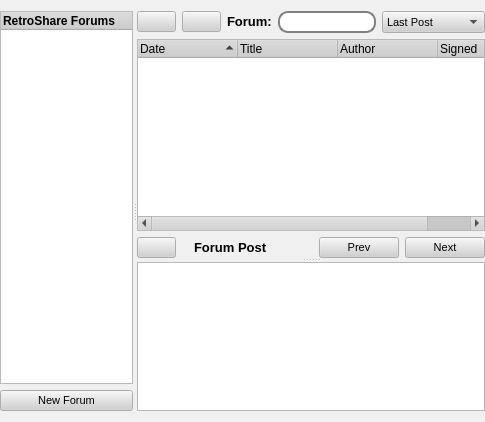
Above: retroshare-gui/src/gui/ForumsDialog.ui from RetroShare/RetroShare before the change. Below: the same form after it.
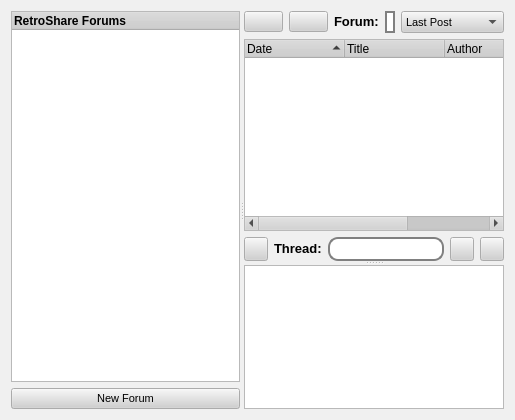
That is the form after the change. Icons and pictures are not drawn.

Commit message: Added to Display the selected Posts Thread Title

What changed in the file:
```diff
--- a/retroshare-gui/src/gui/ForumsDialog.ui
+++ b/retroshare-gui/src/gui/ForumsDialog.ui
@@ -6,14 +6,14 @@
    <rect>
     <x>0</x>
     <y>0</y>
-    <width>485</width>
-    <height>422</height>
+    <width>515</width>
+    <height>420</height>
    </rect>
   </property>
   <property name="sizePolicy">
    <sizepolicy hsizetype="Preferred" vsizetype="Expanding">
     <horstretch>0</horstretch>
-    <verstretch>0</verstretch>
+    <verstretch>2</verstretch>
    </sizepolicy>
   </property>
   <property name="minimumSize">
@@ -505,28 +505,37 @@
   <property name="contextMenuPolicy">
    <enum>Qt::DefaultContextMenu</enum>
   </property>
-  <layout class="QGridLayout">
-   <property name="leftMargin">
-    <number>0</number>
-   </property>
-   <property name="rightMargin">
-    <number>0</number>
-   </property>
+  <layout class="QGridLayout" name="gridLayout_3">
    <item row="0" column="0">
     <widget class="QSplitter" name="splitter">
      <property name="orientation">
       <enum>Qt::Horizontal</enum>
      </property>
-     <widget class="QWidget" name="layoutWidget">
-      <layout class="QVBoxLayout">
+     <widget class="QWidget" name="">
+      <layout class="QVBoxLayout" name="verticalLayout">
        <item>
         <widget class="QTreeWidget" name="forumTreeWidget">
+         <property name="enabled">
+          <bool>true</bool>
+         </property>
          <property name="sizePolicy">
           <sizepolicy hsizetype="Preferred" vsizetype="Expanding">
            <horstretch>0</horstretch>
            <verstretch>0</verstretch>
           </sizepolicy>
          </property>
+         <property name="minimumSize">
+          <size>
+           <width>0</width>
+           <height>0</height>
+          </size>
+         </property>
+         <property name="sizeIncrement">
+          <size>
+           <width>0</width>
+           <height>0</height>
+          </size>
+         </property>
          <property name="font">
           <font>
            <pointsize>9</pointsize>
@@ -563,8 +572,8 @@
        <enum>Qt::Vertical</enum>
       </property>
       <widget class="QWidget" name="layoutWidget">
-       <layout class="QVBoxLayout">
-        <item>
+       <layout class="QGridLayout" name="gridLayout_2">
+        <item row="0" column="0">
          <layout class="QHBoxLayout">
           <item>
            <widget class="QPushButton" name="newthreadButton">
@@ -689,7 +698,7 @@
           </item>
          </layout>
         </item>
-        <item>
+        <item row="1" column="0">
          <widget class="QTreeWidget" name="threadTreeWidget">
           <property name="font">
            <font>
@@ -724,79 +733,82 @@
           </column>
          </widget>
         </item>
-        <item>
-         <layout class="QHBoxLayout">
-          <item>
-           <layout class="QGridLayout">
-            <property name="margin">
-             <number>0</number>
-            </property>
-            <property name="spacing">
-             <number>6</number>
-            </property>
-            <item row="0" column="1">
-             <widget class="QLabel" name="label_8">
-              <property name="text">
-               <string/>
-              </property>
-              <property name="pixmap">
-               <pixmap resource="images.qrc">:/images/attachment.png</pixmap>
-              </property>
-             </widget>
-            </item>
-            <item row="0" column="2">
-             <widget class="QLabel" name="label_3">
-              <property name="text">
-               <string>&lt;html&gt;&lt;head&gt;&lt;meta name=&quot;qrichtext&quot; content=&quot;1&quot; /&gt;&lt;style type=&quot;text/css&quot;&gt;
-p, li { white-space: pre-wrap; }
-&lt;/style&gt;&lt;/head&gt;&lt;body style=&quot; font-family:'Arial'; font-size:8pt; font-weight:400; font-style:normal;&quot;&gt;
-&lt;p style=&quot; margin-top:0px; margin-bottom:0px; margin-left:0px; margin-right:0px; -qt-block-indent:0; text-indent:0px;&quot;&gt;&lt;span style=&quot; font-size:10pt; font-weight:600;&quot;&gt;Forum Post&lt;/span&gt;&lt;/p&gt;&lt;/body&gt;&lt;/html&gt;</string>
-              </property>
-             </widget>
-            </item>
-            <item row="0" column="3">
-             <widget class="QLabel" name="filesText_2">
-              <property name="font">
-               <font>
-                <pointsize>10</pointsize>
-                <italic>true</italic>
-               </font>
-              </property>
-              <property name="text">
-               <string/>
-              </property>
-             </widget>
-            </item>
-            <item row="0" column="0">
-             <widget class="QPushButton" name="expandButton">
-              <property name="text">
-               <string/>
-              </property>
-              <property name="icon">
-               <iconset resource="images.qrc">
-                <normaloff>:/images/edit_remove24.png</normaloff>:/images/edit_remove24.png</iconset>
-              </property>
-             </widget>
-            </item>
-           </layout>
-          </item>
-          <item>
-           <spacer>
-            <property name="orientation">
-             <enum>Qt::Horizontal</enum>
-            </property>
-            <property name="sizeHint" stdset="0">
+        <item row="2" column="0">
+         <layout class="QGridLayout" name="gridLayout">
+          <item row="0" column="0">
+           <widget class="QPushButton" name="expandButton">
+            <property name="maximumSize">
              <size>
-              <width>351</width>
-              <height>20</height>
+              <width>24</width>
+              <height>24</height>
              </size>
             </property>
-           </spacer>
+            <property name="text">
+             <string/>
+            </property>
+            <property name="icon">
+             <iconset resource="images.qrc">
+              <normaloff>:/images/edit_remove24.png</normaloff>:/images/edit_remove24.png</iconset>
+            </property>
+           </widget>
           </item>
-          <item>
+          <item row="0" column="1">
+           <widget class="QLabel" name="threadlabel">
+            <property name="sizePolicy">
+             <sizepolicy hsizetype="Fixed" vsizetype="Preferred">
+              <horstretch>0</horstretch>
+              <verstretch>0</verstretch>
+             </sizepolicy>
+            </property>
+            <property name="text">
+             <string>&lt;!DOCTYPE HTML PUBLIC &quot;-//W3C//DTD HTML 4.0//EN&quot; &quot;http://www.w3.org/TR/REC-html40/strict.dtd&quot;&gt;
+&lt;html&gt;&lt;head&gt;&lt;meta name=&quot;qrichtext&quot; content=&quot;1&quot; /&gt;&lt;style type=&quot;text/css&quot;&gt;
+p, li { white-space: pre-wrap; }
+&lt;/style&gt;&lt;/head&gt;&lt;body style=&quot; font-family:'Arial'; font-size:8pt; font-weight:400; font-style:normal;&quot;&gt;
+&lt;p style=&quot; margin-top:0px; margin-bottom:0px; margin-left:0px; margin-right:0px; -qt-block-indent:0; text-indent:0px;&quot;&gt;&lt;span style=&quot; font-size:10pt; font-weight:600;&quot;&gt;Thread:&lt;/span&gt;&lt;/p&gt;&lt;/body&gt;&lt;/html&gt;</string>
+            </property>
+           </widget>
+          </item>
+          <item row="0" column="2">
+           <widget class="QLabel" name="threadTitle">
+            <property name="sizePolicy">
+             <sizepolicy hsizetype="Preferred" vsizetype="Preferred">
+              <horstretch>0</horstretch>
+              <verstretch>0</verstretch>
+             </sizepolicy>
+            </property>
+            <property name="styleSheet">
+             <string notr="true">QLabel{border: 2px solid grey;
+border-radius: 10px;
+background: white;}</string>
+            </property>
+            <property name="text">
+             <string/>
+            </property>
+           </widget>
+          </item>
+          <item row="0" column="3">
            <widget class="QPushButton" name="pushButton_2">
+            <property name="sizePolicy">
+             <sizepolicy hsizetype="Minimum" vsizetype="Fixed">
+              <horstretch>0</horstretch>
+              <verstretch>0</verstretch>
+             </sizepolicy>
+            </property>
+            <property name="minimumSize">
+             <size>
+              <width>24</width>
+              <height>24</height>
+             </size>
+            </property>
+            <property name="maximumSize">
+             <size>
+              <width>24</width>
+              <height>24</height>
+             </size>
+            </property>
             <property name="text">
-             <string>Prev</string>
+             <string/>
             </property>
             <property name="icon">
              <iconset resource="images.qrc">
@@ -804,10 +816,28 @@
             </property>
            </widget>
           </item>
-          <item>
+          <item row="0" column="4">
            <widget class="QPushButton" name="pushButton">
+            <property name="sizePolicy">
+             <sizepolicy hsizetype="Minimum" vsizetype="Fixed">
+              <horstretch>0</horstretch>
+              <verstretch>0</verstretch>
+             </sizepolicy>
+            </property>
+            <property name="minimumSize">
+             <size>
+              <width>24</width>
+              <height>24</height>
+             </size>
+            </property>
+            <property name="maximumSize">
+             <size>
+              <width>24</width>
+              <height>24</height>
+             </size>
+            </property>
             <property name="text">
-             <string>Next</string>
+             <string/>
             </property>
             <property name="icon">
              <iconset resource="images.qrc">
```
The commit also changes 1 other file.
